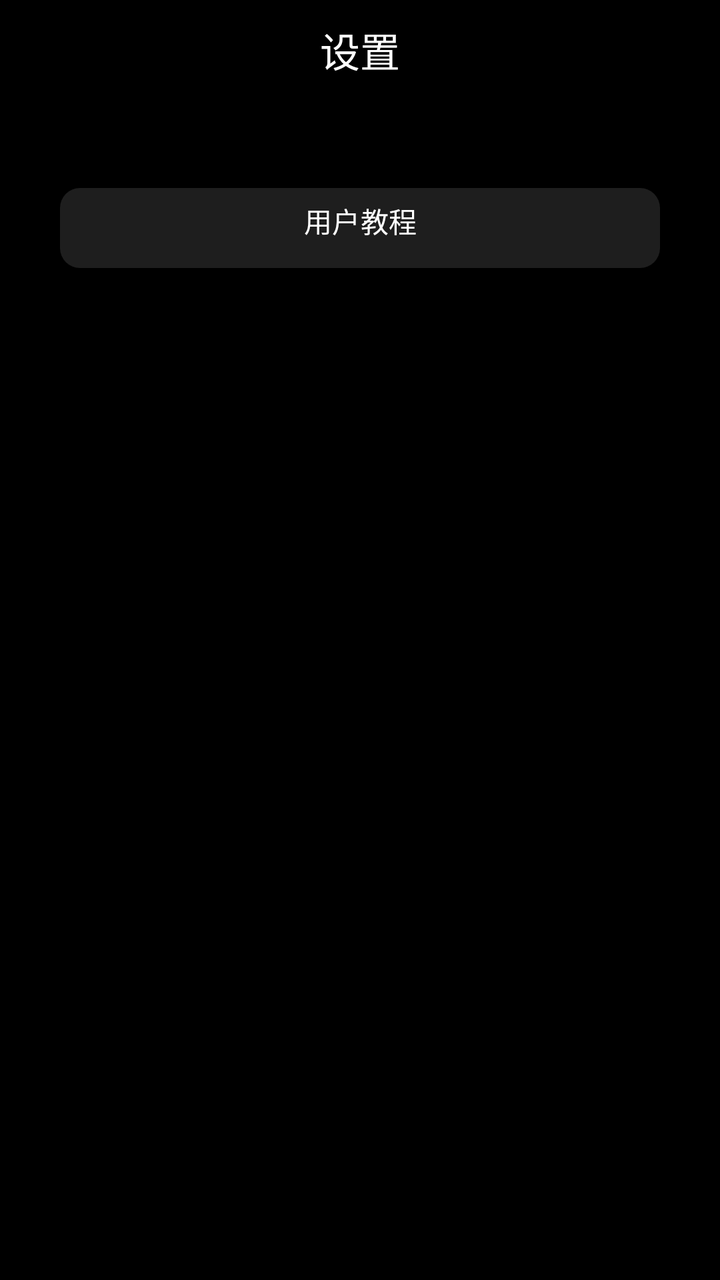
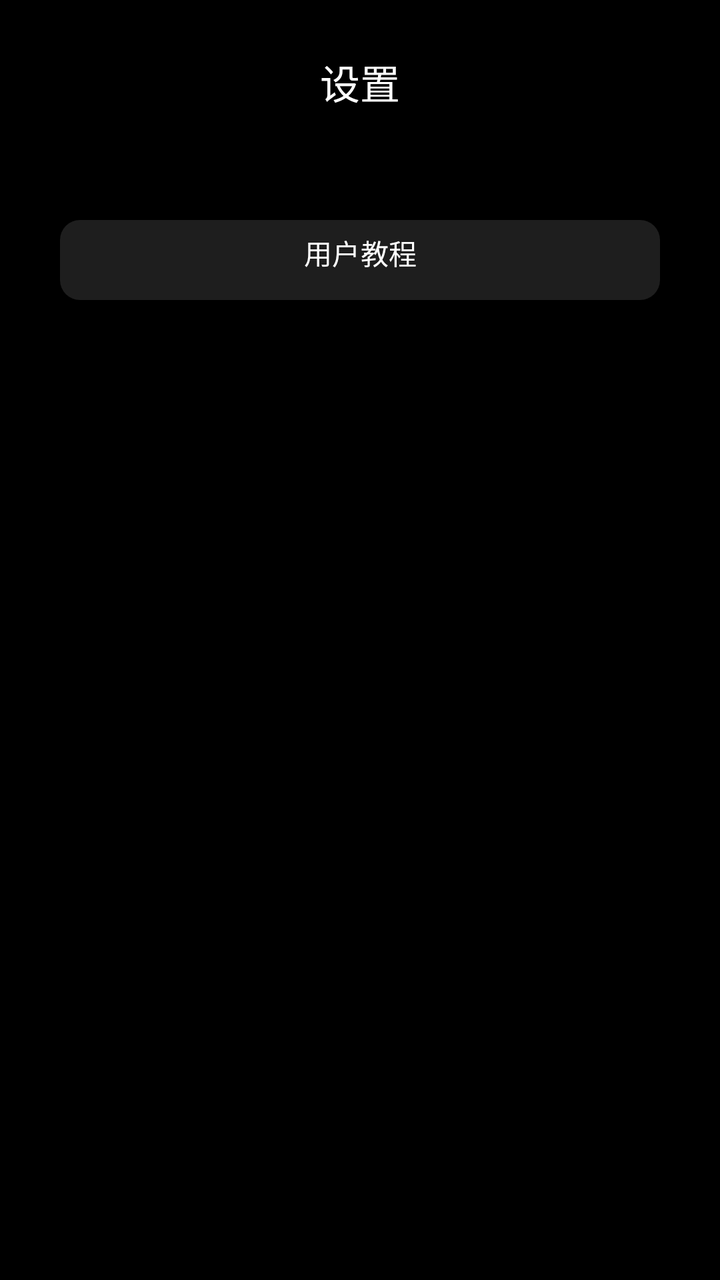

An Android layout rendered at two revisions. The XML below is the earlier revision; the diff shows what the commit changed to produce the second picture.
<!-- AndroidManifest.xml: application theme Theme.WearBus -->
<!-- res/layout/activity_main.xml -->
<?xml version="1.0" encoding="utf-8"?>
<LinearLayout xmlns:android="http://schemas.android.com/apk/res/android"
    xmlns:tools="http://schemas.android.com/tools"
    xmlns:app="http://schemas.android.com/apk/res-auto"
    android:id="@+id/main"
    android:layout_width="match_parent"
    android:layout_height="match_parent"
    android:orientation="vertical"
    tools:context=".MainActivity"
    android:background="@color/black">
    <FrameLayout android:layout_width="wrap_content"
        android:layout_height="wrap_content"
        android:id="@+id/fragment_container"
        tools:ignore="MissingConstraints"
        android:background="@color/black"/>
    <TextView
        android:layout_width="match_parent"
        android:layout_height="50dp"
        android:gravity="center"
        android:text="设置"
        android:textSize="20sp"
        android:textColor="@color/white"
        android:background="@color/black"
        tools:ignore="MissingConstraints" />
    <com.google.android.material.button.MaterialButton
        android:id="@+id/userguide"
        android:layout_width="match_parent"
        android:layout_height="wrap_content"
        android:text="用户教程"
        android:layout_marginTop="40dp"
        android:layout_marginLeft="30dp"
        android:layout_marginRight="30dp"
        app:cornerRadius="10dp"
        app:backgroundTint="#CC262626"
        app:rippleColor="#ebe0e2"
        android:textColor="@color/white"
        tools:ignore="MissingConstraints"
        android:gravity="center_horizontal" />
</LinearLayout>
<!-- resources referenced by this layout -->
<resources>
  <color name="black">#FF000000</color>
  <color name="white">#FFFFFFFF</color>
  <style name="Theme.WearBus" parent="Base.Theme.WearBus" />
  <style name="Base.Theme.WearBus" parent="Theme.Material3.DayNight.NoActionBar">
          
          
      </style>
</resources>

<!-- the commit's change to res/layout/activity_main.xml (unified diff, before → after) -->
@@ -8,11 +8,6 @@
     android:orientation="vertical"
     tools:context=".MainActivity"
     android:background="@color/black">
-    <FrameLayout android:layout_width="wrap_content"
-        android:layout_height="wrap_content"
-        android:id="@+id/fragment_container"
-        tools:ignore="MissingConstraints"
-        android:background="@color/black"/>
     <TextView
         android:layout_width="match_parent"
         android:layout_height="50dp"
@@ -21,7 +16,13 @@
         android:textSize="20sp"
         android:textColor="@color/white"
         android:background="@color/black"
+        android:layout_marginTop="16dp"
         tools:ignore="MissingConstraints" />
+    <FrameLayout android:layout_width="wrap_content"
+        android:layout_height="wrap_content"
+        android:id="@+id/fragment_container"
+        tools:ignore="MissingConstraints"
+        android:background="@color/black"/>
     <com.google.android.material.button.MaterialButton
         android:id="@+id/userguide"
         android:layout_width="match_parent"
<!-- resource entries referenced after the edit -->
@@ -4,8 +4,6 @@
   <color name="white">#FFFFFFFF</color>
   <style name="Theme.WearBus" parent="Base.Theme.WearBus" />
   <style name="Base.Theme.WearBus" parent="Theme.Material3.DayNight.NoActionBar">
-          
-          
       </style>
 </resources>
 
